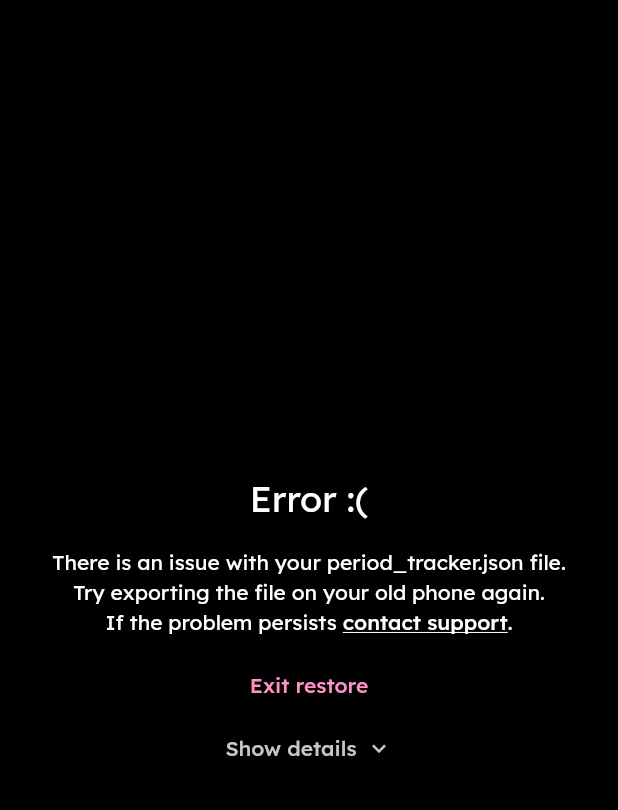
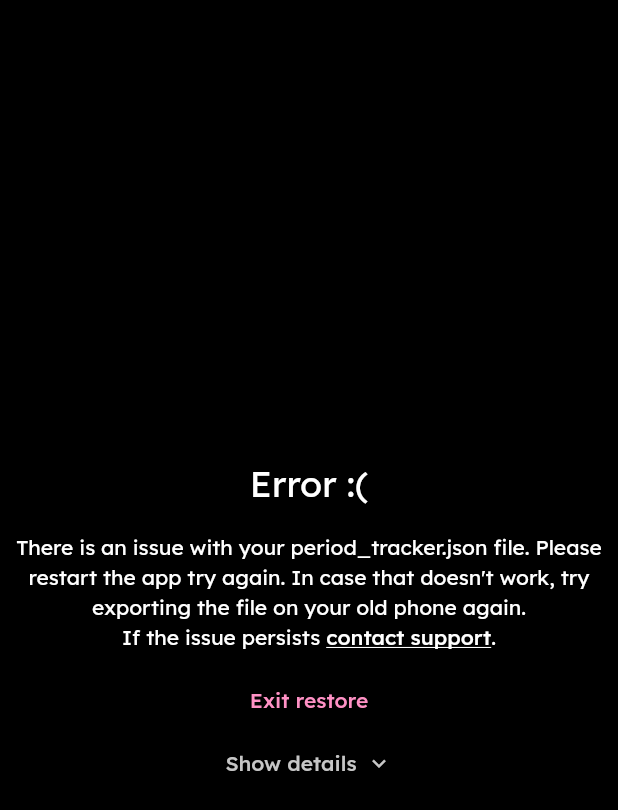
Before and after one commit to lebaaar/period_tracker, a Flutter app: the RestoreDataPreviewPage screen opened by its route, on a phone screen of 412 x 824 dp. Shown: the top 810 px of the screen. Run offline on Flutter 3.47's test engine with Material 3 defaults, Android fonts, the light colour scheme and no system bars; our stand-ins replace flutter_local_notifications, go_router, google_fonts, package_info_plus, share_plus, shared_preferences and 3 more; missing offline and left inert: open_mail, receive_sharing_intent, restart_app; accounts and stored records are empty.

Commit message:
improve texts

```diff
--- a/lib/pages/profile_page.dart
+++ b/lib/pages/profile_page.dart
@@ -484,7 +484,7 @@ class _ProfilePageState extends State<ProfilePage> {
         ScaffoldMessenger.of(context).clearSnackBars();
         ScaffoldMessenger.of(context).showSnackBar(
           const SnackBar(
-            content: Text('Warning: backup file sending cancelled'),
+            content: Text('Warning: backup file not sent'),
             behavior: SnackBarBehavior.floating,
           ),
         );
--- a/lib/pages/restore_data_preview_page.dart
+++ b/lib/pages/restore_data_preview_page.dart
@@ -202,15 +202,15 @@ class _RestoreDataPreviewPageState extends State<RestoreDataPreviewPage> {
           content: Column(
             mainAxisSize: MainAxisSize.min,
             children: [
-              const Text(
-                'An error occurred while restoring your data. Try exporting the file on your old phone again',
+              Text(
+                'An error occurred while restoring your data. Please try exporting the $kBackupFileName file on your old phone and importing it again',
               ),
               Row(
                 mainAxisSize: MainAxisSize.min,
                 mainAxisAlignment: MainAxisAlignment.center,
                 children: [
                   Text(
-                    'If the problem persists ',
+                    'If the issue persists ',
                     style: Theme.of(context).textTheme.bodyMedium,
                   ),
                   TextButton(
@@ -368,7 +368,7 @@ $encodedContent]''',
                             child: Column(
                               children: [
                                 Text(
-                                  'There is an issue with your $kBackupFileName file.\nTry exporting the file on your old phone again.',
+                                  'There is an issue with your $kBackupFileName file. Please restart the app try again. In case that doesn\'t work, try exporting the file on your old phone again.',
                                   textAlign: TextAlign.center,
                                   style: TextStyle(
                                     color: Theme.of(
@@ -381,7 +381,7 @@ $encodedContent]''',
                                   mainAxisAlignment: MainAxisAlignment.center,
                                   children: [
                                     Text(
-                                      'If the problem persists ',
+                                      'If the issue persists ',
                                       style: Theme.of(
                                         context,
                                       ).textTheme.bodyMedium,
```
